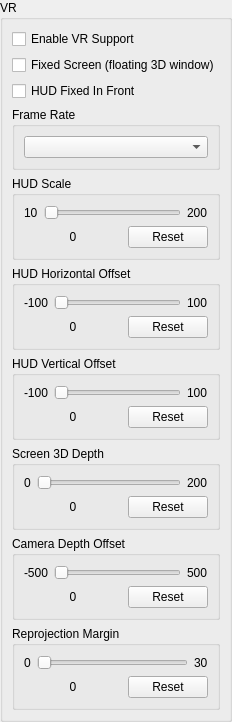
First picture: the form in rpcs3/rpcs3qt/vr_settings_widget.ui, repository hookmanuk/rpcs3, before the edit.
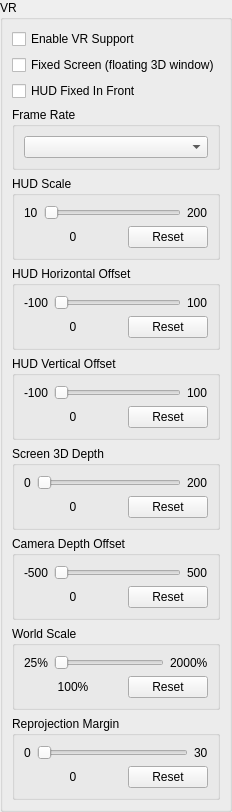
Second picture: the form after the edit.

Commit message:
VR: World Scale in the settings dialog, up to 2000%
World Scale was only in the in-game home menu. It now has a slider in the
game's VR settings (between Camera Depth Offset and Reprojection Margin),
enabled like Camera Depth Offset (VR on, not the fixed screen). The range
goes from 25-400% to 25-2000%, in both places (the home menu slider reads
the setting's range).

```diff
--- a/rpcs3/rpcs3qt/vr_settings_widget.ui
+++ b/rpcs3/rpcs3qt/vr_settings_widget.ui
@@ -329,6 +329,61 @@
            </layout>
           </widget>
          </item>
+         <item>
+          <widget class="QGroupBox" name="gb_vrWorldScale">
+           <property name="title">
+            <string>World Scale</string>
+           </property>
+           <layout class="QVBoxLayout" name="gb_vrWorldScale_layout">
+            <item>
+             <layout class="QHBoxLayout" name="vrWorldScaleLayoutTop" stretch="0,1,0">
+              <item>
+               <widget class="QLabel" name="vrWorldScaleMin">
+                <property name="text">
+                 <string>25%</string>
+                </property>
+               </widget>
+              </item>
+              <item>
+               <widget class="QSlider" name="vrWorldScale">
+                <property name="orientation">
+                 <enum>Qt::Orientation::Horizontal</enum>
+                </property>
+               </widget>
+              </item>
+              <item>
+               <widget class="QLabel" name="vrWorldScaleMax">
+                <property name="text">
+                 <string>2000%</string>
+                </property>
+               </widget>
+              </item>
+             </layout>
+            </item>
+            <item>
+             <layout class="QHBoxLayout" name="vrWorldScaleLayoutBottom" stretch="1,0">
+              <item>
+               <widget class="QLabel" name="vrWorldScaleVal">
+                <property name="text">
+                 <string>100%</string>
+                </property>
+                <property name="alignment">
+                 <set>Qt::AlignmentFlag::AlignCenter</set>
+                </property>
+               </widget>
+              </item>
+              <item>
+               <widget class="QPushButton" name="vrWorldScaleReset">
+                <property name="text">
+                 <string>Reset</string>
+                </property>
+               </widget>
+              </item>
+             </layout>
+            </item>
+           </layout>
+          </widget>
+         </item>
          <item>
           <widget class="QGroupBox" name="gb_vrReprojectionMargin">
            <property name="title">
```
The commit also changes 5 other files.
